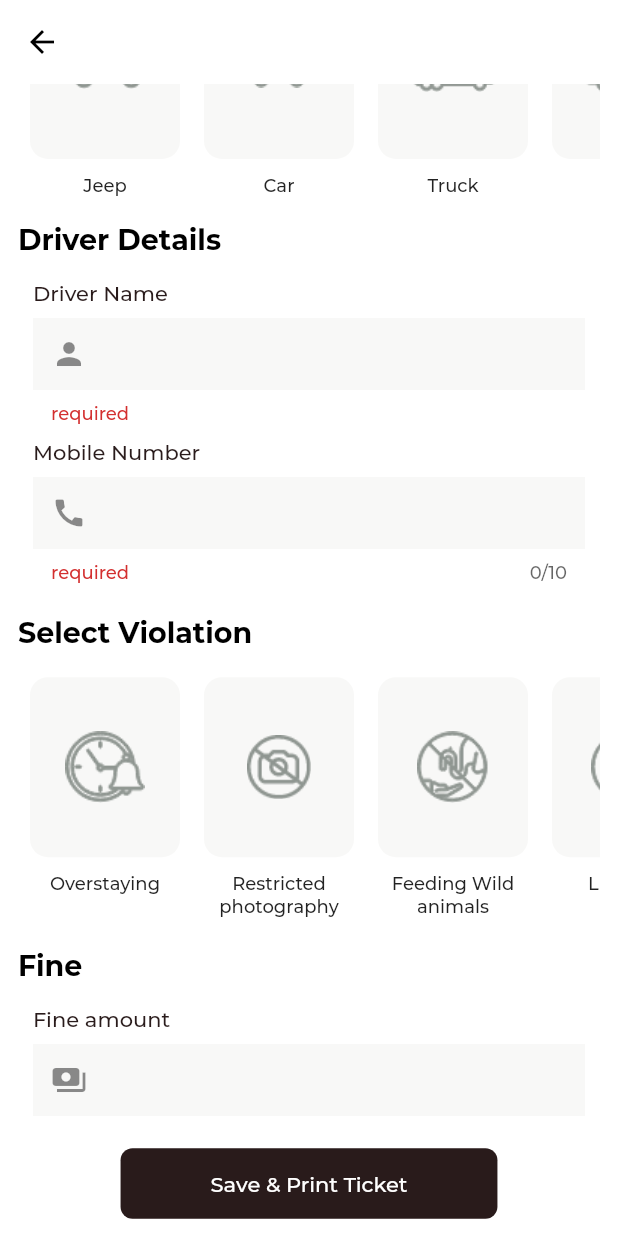
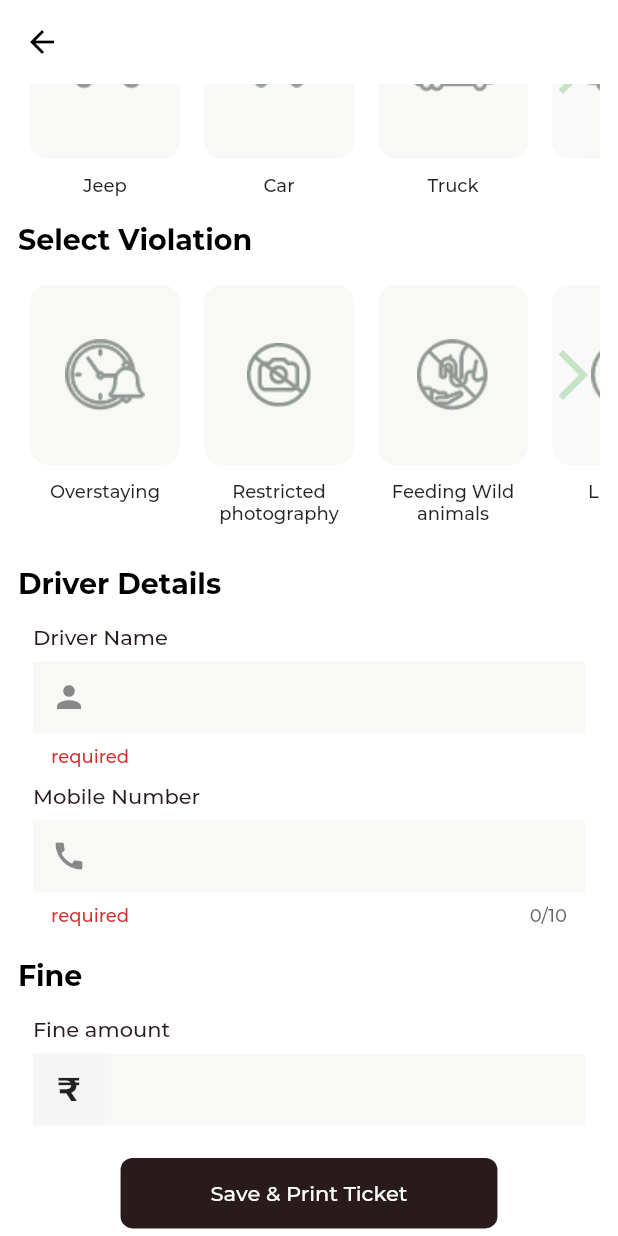
Before and after one commit to sunilimpereal/BRT-android, a Flutter app: the FineTicket screen opened by its route, scrolled down 483 dp, on a phone screen of 412 x 824 dp. Run offline on Flutter 3.47's test engine with Material 2 defaults, Android fonts, the phone set to English and light mode, and no system bars; our stand-ins replace connectivity, data_connection_checker, sembast, shared_preferences; missing offline and left inert: flutter_barcode_scanner; accounts and stored records are empty; project files that could hold a hidden picture were left out.

Commit message:
null safety 2

```diff
--- a/lib/screens/fineTicketScreen.dart
+++ b/lib/screens/fineTicketScreen.dart
@@ -30,6 +30,9 @@ class FineTicket extends StatefulWidget {
 }
 
 class _FineTicketState extends State<FineTicket> {
+  ScrollController scrollController = ScrollController();
+  int sc = 0;
+
   GlobalKey _scaffoldKey = GlobalKey<ScaffoldState>();
 
   TicketViewModel ticketVM;
@@ -87,6 +90,20 @@ class _FineTicketState extends State<FineTicket> {
   @override
   void initState() {
     initializeValues();
+    scrollController.addListener(() {
+      if (scrollController.position.pixels ==
+          scrollController.position.maxScrollExtent) {
+        setState(() {
+          sc = 1;
+        });
+      }
+      if (scrollController.position.pixels ==
+          scrollController.position.minScrollExtent) {
+        setState(() {
+          sc = 0;
+        });
+      }
+    });
     super.initState();
   }
 
@@ -189,6 +206,7 @@ class _FineTicketState extends State<FineTicket> {
   }
 
   Printer printer;
+
   @override
   Widget build(BuildContext context) {
     printer = Printer();
@@ -245,15 +263,8 @@ class _FineTicketState extends State<FineTicket> {
                       },
                     ),
                     widgetSeperator(),
-                    DriverDetailsSection(
-                        driverNameController: driverNameController,
-                        driverMobileController: driverMobileController),
-                    SizedBox(
-                      height: MediaQuery.of(context).size.height * 0.02,
-                    ),
                     Container(
-                      // height: 300,
-
+                      width: MediaQuery.of(context).size.width,
                       child: Column(
                         crossAxisAlignment: CrossAxisAlignment.start,
                         children: [
@@ -262,16 +273,21 @@ class _FineTicketState extends State<FineTicket> {
                             style: SubHeadingTextStyle,
                           ),
                           widgetSeperator(),
+                          Stack(
+                            children: [
                               Container(
                                 width: MediaQuery.of(context).size.width,
-                            height: MediaQuery.of(context).size.height * 0.23,
+                                // height:
+                                //     MediaQuery.of(context).size.height * 0.23,
                                 child: SingleChildScrollView(
+                                  controller: scrollController,
                                   scrollDirection: Axis.horizontal,
                                   child: Row(
                                     children: List.generate(
                                         fines.length,
                                         (index) => Padding(
-                                          padding: const EdgeInsets.all(8.0),
+                                              padding:
+                                                  const EdgeInsets.all(8.0),
                                               child: BRTCheckBox(
                                                 icon: fineIcons[index],
                                                 isSelected:
@@ -279,10 +295,14 @@ class _FineTicketState extends State<FineTicket> {
                                                 onChanged: (isSelected) {
                                                   if (isSelected) {}
                                                   setState(() {
-                                                violationCheckStatus[index] =
-                                                    isSelected ? false : true;
-                                                String selected = fineID[fines
-                                                        .indexOf(fines[index])]
+                                                    violationCheckStatus[
+                                                            index] =
+                                                        isSelected
+                                                            ? false
+                                                            : true;
+                                                    String selected = fineID[
+                                                            fines.indexOf(
+                                                                fines[index])]
                                                         .toString();
 
                                                     if (selectedViolations
@@ -301,8 +321,39 @@ class _FineTicketState extends State<FineTicket> {
                                   ),
                                 ),
                               ),
+                              Row(
+                                mainAxisAlignment: sc == 0
+                                    ? MainAxisAlignment.end
+                                    : MainAxisAlignment.start,
+                                children: [
+                                  Padding(
+                                    padding: const EdgeInsets.all(8.0),
+                                    child: Container(
+                                      color: Colors.white.withOpacity(0.2),
+                                      height: 120,
+                                      width: 30,
+                                      child: Center(
+                                          child: Icon(
+                                        sc == 1
+                                            ? Icons.arrow_back_ios
+                                            : Icons.arrow_forward_ios,
+                                        size: 40,
+                                        color: Colors.green.withOpacity(0.3),
+                                      )),
+                                    ),
+                                  )
+                                ],
+                              )
                             ],
                           ),
+                        ],
+                      ),
+                    ),
+                    DriverDetailsSection(
+                        driverNameController: driverNameController,
+                        driverMobileController: driverMobileController),
+                    SizedBox(
+                      height: MediaQuery.of(context).size.height * 0.02,
                     ),
                     Column(
                       crossAxisAlignment: CrossAxisAlignment.start,
--- a/lib/services/utilityFunctions.dart
+++ b/lib/services/utilityFunctions.dart
@@ -30,7 +30,7 @@ String getViolationById(int id) {
 }
 
 Future<String> getTicketNumber() async {
-  String ticketNumber = "BRT" + userId.toString();
+  String ticketNumber = "NTR" + userId.toString();
   var ran = Random();
   SharedPreferences preferences = await SharedPreferences.getInstance();
   int number = preferences.getInt('ticketNumber');
--- a/lib/widgets/iconcontainer.dart
+++ b/lib/widgets/iconcontainer.dart
@@ -27,7 +27,7 @@ class IconContainer extends StatelessWidget {
             icon: icon,
             title: title,
             isSelected: groupValue == value,
-          firstWidget:Container()
+            firstWidget: Container()
             //  buildRadio(),
             ),
       ),
@@ -88,9 +88,9 @@ class SelectorTile extends StatelessWidget {
                 child: Text(
               title ?? "",
               textAlign: TextAlign.center,
-              style: TextStyle(fontSize: 12,
-              fontWeight: isSelected?FontWeight.bold:FontWeight.normal
-              ),
+              style: TextStyle(
+                  fontSize: 12,
+                  fontWeight: isSelected ? FontWeight.bold : FontWeight.normal),
             )),
           ],
         ),
@@ -110,14 +110,14 @@ class BRTCheckBox extends StatelessWidget {
   Widget build(BuildContext context) {
     return Container(
       width: 100,
-
+      height: 180,
       child: GestureDetector(
         onTap: () => onChanged(isSelected),
         child: SelectorTile(
             icon: icon,
             title: title,
             isSelected: isSelected,
-          firstWidget:Container()
+            firstWidget: Container()
             //  Checkbox(
             //   value: isSelected,
             //   onChanged: (x) => onChanged,
--- a/lib/widgets/ticketformwidgets/vehiclesection.dart
+++ b/lib/widgets/ticketformwidgets/vehiclesection.dart
@@ -1,3 +1,5 @@
+import 'dart:developer';
+
 import 'package:flutter/material.dart';
 
 import '../../constants.dart';
@@ -5,13 +7,42 @@ import '../../strings.dart';
 import '../iconcontainer.dart';
 import '../utilityWidgets.dart';
 
-class VehicleSelectionSection extends StatelessWidget {
+class VehicleSelectionSection extends StatefulWidget {
   const VehicleSelectionSection(
       {Key key, @required this.vehicleType, this.onChanged})
       : super(key: key);
 
   final String vehicleType;
   final Function(String) onChanged;
+
+  @override
+  State<VehicleSelectionSection> createState() =>
+      _VehicleSelectionSectionState();
+}
+
+class _VehicleSelectionSectionState extends State<VehicleSelectionSection> {
+  ScrollController scrollController = ScrollController();
+  int sc = 0;
+
+  @override
+  void initState() {
+    scrollController.addListener(() {
+      if (scrollController.position.pixels ==
+          scrollController.position.maxScrollExtent) {
+        setState(() {
+          log("$sc");
+          sc = 1;
+        });
+      }
+      if (scrollController.position.pixels ==
+          scrollController.position.minScrollExtent) {
+        setState(() {
+          sc = 0;
+        });
+      }
+    });
+    super.initState();
+  }
 
   @override
   Widget build(BuildContext context) {
@@ -23,9 +54,12 @@ class VehicleSelectionSection extends StatelessWidget {
           style: SubHeadingTextStyle,
         ),
         widgetSeperator(),
+        Stack(
+          children: [
             Container(
                 width: MediaQuery.of(context).size.width,
                 child: SingleChildScrollView(
+                  controller: scrollController,
                   scrollDirection: Axis.horizontal,
                   child: Row(
                     children: List.generate(
@@ -34,14 +68,46 @@ class VehicleSelectionSection extends StatelessWidget {
                               padding: const EdgeInsets.all(8.0),
                               child: IconContainer(
                                 title: vehicles[index],
-                            groupValue: vehicleType,
+                                groupValue: widget.vehicleType,
                                 icon: vehicleIcons[index],
                                 value: vehicles[index],
-                            onChnaged: (x) => onChanged(x),
+                                onChnaged: (x) => widget.onChanged(x),
                               ),
                             )),
                   ),
                 )),
+            Row(
+              mainAxisAlignment:
+                  sc == 0 ? MainAxisAlignment.end : MainAxisAlignment.start,
+              children: [
+                Padding(
+                  padding: const EdgeInsets.all(8.0),
+                  child: Container(
+                    color: Colors.white.withOpacity(0.2),
+                    height: 120,
+                    width: 30,
+                    child: Center(
+                        child: Icon(
+                      sc == 1 ? Icons.arrow_back_ios : Icons.arrow_forward_ios,
+                      size: 40,
+                      color: Colors.green.withOpacity(0.3),
+                    )),
+                  ),
+                )
+              ],
+            )
+            // Positioned(
+            //     left: sc == 1 ? 0 : null,
+            //     right: sc == 0 ? 0 : null,
+            //     bottom: 70,
+            //     child:  Icon(
+            //            sc == 1
+            //         ? Icons.arrow_back_ios: Icons.arrow_forward_ios,
+            //             size: 40,color: Colors.green.withOpacity(0.1),
+            //           )
+            //        ),
+          ],
+        ),
       ],
     );
   }
--- a/lib/widgets/utilityWidgets.dart
+++ b/lib/widgets/utilityWidgets.dart
@@ -43,8 +43,13 @@ class BrtTextField extends StatefulWidget {
 }
 
 class _BrtTextFieldState extends State<BrtTextField> {
+  bool fine = false;
+
   @override
   Widget build(BuildContext context) {
+    if (widget.icon == Icons.payments) {
+      fine = true;
+    }
     return TextFormField(
       autovalidateMode: AutovalidateMode.always,
       inputFormatters: widget.inputFormatter,
@@ -65,14 +70,26 @@ class _BrtTextFieldState extends State<BrtTextField> {
       },
       cursorColor: BRTbrown,
       decoration: InputDecoration(
-        prefixIcon: widget.icon != null ? Icon(widget.icon) : null,
+        prefixIcon:
+            !fine ? (widget.icon != null ? Icon(widget.icon) : null) : rupee(),
         labelStyle: TextStyle(fontSize: 12, color: BRTbrown),
         focusColor: BRTbrown,
         fillColor: BRTlightBrown,
         hintText: widget.hintText ?? "",
-
         filled: true,
         border: InputBorder.none,
+      ),
+    );
+  }
+
+  Widget rupee() {
+    return Container(
+      width: 20,
+      color: Colors.grey.shade100,
+      alignment: Alignment.center,
+      child: Text(
+        '₹',
+        style: TextStyle(fontWeight: FontWeight.w600, fontSize: 22),
       ),
     );
   }
```
Also changed, not shown: 2 other files. Lines whose indentation alone changed are shown as unchanged.
